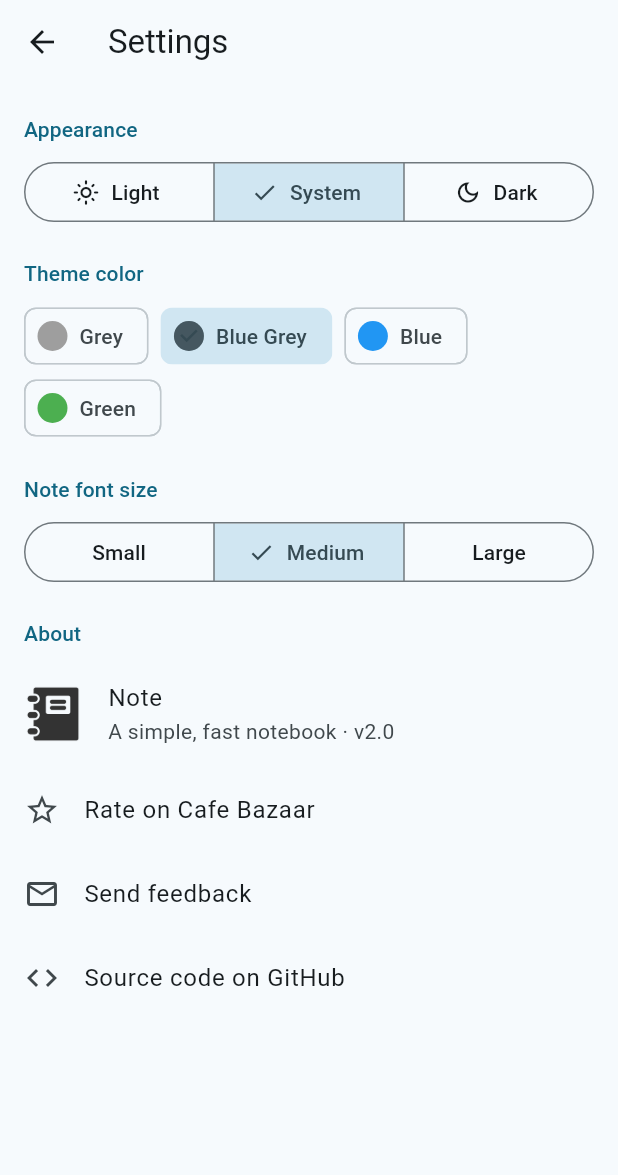
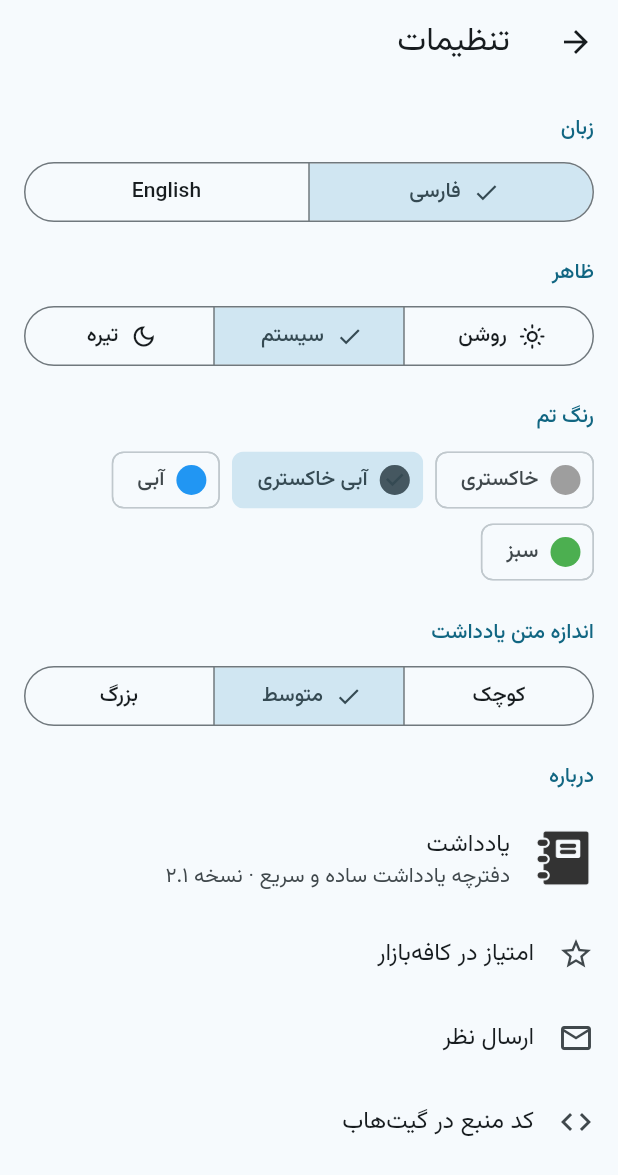
Before and after one commit to hadihmh/notpad-flutter, a Flutter app: the SettingsPage screen opened directly, on a phone screen of 412 x 824 dp. Shown: the top 1175 px of the screen. Run offline on Flutter 3.47's test engine with Material 3 defaults, Android fonts, the phone set to English and light mode, and no system bars; our stand-ins replace shared_preferences, sqflite; accounts and stored records are empty.

Commit message:
v2.1: Persian UI with Vazirmatn font and Jalali dates
- tr() string table with full Persian translation; Persian is the default, English selectable in Settings
- Material widgets localized (fa/en), RTL layout, Persian digits
- Jalali dates in the edited label; DST-safe day difference
- Empty fields follow the UI direction instead of forcing LTR
- Tests for Jalali conversion, Persian labels and translation coverage

Co-Authored-By: Claude Opus 5.5 <noreply@anthropic.com>

```diff
--- a/lib/data/settings.dart
+++ b/lib/data/settings.dart
@@ -13,7 +13,9 @@ class AppSettings extends ChangeNotifier {
   int fontIndex = 1;
   ThemeMode themeMode = ThemeMode.system;
   bool gridView = true;
+  String lang = 'fa';
 
+  bool get isFa => lang == 'fa';
   Color get seed => themeSeeds[themeIndex];
   double get fontSize => fontSizes[fontIndex];
 
@@ -24,7 +26,10 @@ class AppSettings extends ChangeNotifier {
     themeMode = ThemeMode.values.firstWhere((m) => m.name == p.getString('theme_mode'),
         orElse: () => ThemeMode.system);
     gridView = p.getBool('grid_view') ?? true;
+    lang = p.getString('lang') == 'en' ? 'en' : 'fa';
   }
+
+  void setLang(String l) => _set(() => lang = l, () => _prefs?.setString('lang', l));
 
   void setTheme(int i) => _set(() => themeIndex = i, () => _prefs?.setString('theme', 't${i + 1}'));
   void setFont(int i) => _set(() => fontIndex = i, () => _prefs?.setString('fontsize', 'f${i + 1}'));
--- /dev/null
+++ b/lib/l10n.dart
@@ -0,0 +1,101 @@
+import 'data/settings.dart';
+
+/// Translates an English UI string; English is the key, so a missing entry falls back to English.
+String tr(String en, [Map<String, Object> args = const {}]) {
+  var s = settings.isFa ? (fa[en] ?? en) : en;
+  args.forEach((k, v) => s = s.replaceAll('{$k}', localDigits('$v')));
+  return s;
+}
+
+/// Persian digits in the Persian UI.
+String localDigits(String s) => settings.isFa
+    ? s.replaceAllMapped(RegExp('[0-9]'), (m) => '۰۱۲۳۴۵۶۷۸۹'[int.parse(m[0]!)])
+    : s;
+
+const fa = {
+  'Note': 'یادداشت',
+  'Notes': 'یادداشت‌ها',
+  'Archive': 'بایگانی',
+  'Unarchive': 'خروج از بایگانی',
+  'Trash': 'سطل زباله',
+  'Settings': 'تنظیمات',
+  'Search your notes': 'جستجو در یادداشت‌ها',
+  'List view': 'نمای فهرستی',
+  'Grid view': 'نمای شبکه‌ای',
+  'Empty trash': 'خالی کردن سطل زباله',
+  'New note': 'یادداشت جدید',
+  'Note archived': 'یادداشت بایگانی شد',
+  'Note unarchived': 'یادداشت از بایگانی خارج شد',
+  'Note moved to trash': 'یادداشت به سطل زباله رفت',
+  'Note restored': 'یادداشت بازگردانده شد',
+  'Undo': 'واگرد',
+  'Delete this note forever?': 'این یادداشت برای همیشه حذف شود؟',
+  'Delete all {n} notes in trash forever?': 'هر {n} یادداشت سطل زباله برای همیشه حذف شوند؟',
+  'Cancel': 'انصراف',
+  'Delete': 'حذف',
+  'Restore': 'بازگردانی',
+  'Delete forever': 'حذف همیشگی',
+  'Share': 'اشتراک‌گذاری',
+  'Copy': 'کپی',
+  'Move to trash': 'انتقال به سطل زباله',
+  'Copied to clipboard': 'کپی شد',
+  'No matching notes': 'یادداشتی پیدا نشد',
+  'Notes you add appear here': 'یادداشت‌هایتان اینجا نمایش داده می‌شوند',
+  'Archived notes appear here': 'یادداشت‌های بایگانی‌شده اینجا هستند',
+  'Trash is empty': 'سطل زباله خالی است',
+  'Color': 'رنگ',
+  'Default color': 'رنگ پیش‌فرض',
+  'Undo changes': 'لغو تغییرات',
+  'Title': 'عنوان',
+  'Appearance': 'ظاهر',
+  'Light': 'روشن',
+  'System': 'سیستم',
+  'Dark': 'تیره',
+  'Theme color': 'رنگ تم',
+  'Grey': 'خاکستری',
+  'Blue Grey': 'آبی خاکستری',
+  'Blue': 'آبی',
+  'Green': 'سبز',
+  'Note font size': 'اندازه متن یادداشت',
+  'Small': 'کوچک',
+  'Medium': 'متوسط',
+  'Large': 'بزرگ',
+  'Language': 'زبان',
+  'About': 'درباره',
+  'A simple, fast notebook · v{v}': 'دفترچه یادداشت ساده و سریع · نسخه {v}',
+  'Rate on Cafe Bazaar': 'امتیاز در کافه‌بازار',
+  'Send feedback': 'ارسال نظر',
+  'Source code on GitHub': 'کد منبع در گیت‌هاب',
+  'Edited {time}': 'ویرایش: {time}',
+  'Edited yesterday, {time}': 'ویرایش: دیروز، {time}',
+  'Edited {date}': 'ویرایش: {date}',
+};
+
+const _jalaliMonths = [
+  'فروردین', 'اردیبهشت', 'خرداد', 'تیر', 'مرداد', 'شهریور', //
+  'مهر', 'آبان', 'آذر', 'دی', 'بهمن', 'اسفند',
+];
+
+/// Gregorian → Jalali (Solar Hijri) date as (year, month, day).
+(int, int, int) toJalali(DateTime d) {
+  const gdm = [0, 31, 59, 90, 120, 151, 181, 212, 243, 273, 304, 334];
+  final gy2 = d.month > 2 ? d.year + 1 : d.year;
+  var days = 355666 + 365 * d.year + (gy2 + 3) ~/ 4 - (gy2 + 99) ~/ 100 + (gy2 + 399) ~/ 400 + d.day + gdm[d.month - 1];
+  var jy = -1595 + 33 * (days ~/ 12053);
+  days %= 12053;
+  jy += 4 * (days ~/ 1461);
+  days %= 1461;
+  if (days > 365) {
+    jy += (days - 1) ~/ 365;
+    days = (days - 1) % 365;
+  }
+  return days < 186
+      ? (jy, 1 + days ~/ 31, 1 + days % 31)
+      : (jy, 7 + (days - 186) ~/ 30, 1 + (days - 186) % 30);
+}
+
+/// "3 Azar" or "3 Azar 1404" in Persian.
+String jalaliLabel(DateTime d, {required bool withYear}) {
+  final (y, m, day) = toJalali(d);
+  return localDigits(withYear ? '$day ${_jalaliMonths[m - 1]} $y' : '$day ${_jalaliMonths[m - 1]}');
+}
--- a/lib/main.dart
+++ b/lib/main.dart
@@ -1,4 +1,5 @@
 import 'package:flutter/material.dart';
+import 'package:flutter_localizations/flutter_localizations.dart';
 
 import 'data/settings.dart';
 import 'pages/home_page.dart';
@@ -19,9 +20,12 @@ class NoteApp extends StatelessWidget {
       builder: (context, _) => MaterialApp(
         debugShowCheckedModeBanner: false,
         title: 'Note',
+        locale: Locale(settings.lang),
+        supportedLocales: const [Locale('fa'), Locale('en')],
+        localizationsDelegates: GlobalMaterialLocalizations.delegates,
         themeMode: settings.themeMode,
-        theme: ThemeData(colorSchemeSeed: settings.seed, brightness: Brightness.light),
-        darkTheme: ThemeData(colorSchemeSeed: settings.seed, brightness: Brightness.dark),
+        theme: ThemeData(colorSchemeSeed: settings.seed, brightness: Brightness.light, fontFamily: 'Vazirmatn'),
+        darkTheme: ThemeData(colorSchemeSeed: settings.seed, brightness: Brightness.dark, fontFamily: 'Vazirmatn'),
         home: const HomePage(),
       ),
     );
--- a/lib/pages/note_page.dart
+++ b/lib/pages/note_page.dart
@@ -5,6 +5,7 @@ import 'package:flutter/material.dart';
 import '../data/note.dart';
 import '../data/notes_db.dart';
 import '../data/settings.dart';
+import '../l10n.dart';
 import '../utils.dart';
 
 class NotePage extends StatefulWidget {
@@ -104,7 +105,7 @@ class _NotePageState extends State<NotePage> with WidgetsBindingObserver {
               Semantics(
                 button: true,
                 selected: color == _note.color,
-                label: color == Note.white ? 'Default color' : 'Color',
+                label: color == Note.white ? tr('Default color') : tr('Color'),
                 child: InkWell(
                   customBorder: const CircleBorder(),
                   onTap: () {
@@ -145,9 +146,9 @@ class _NotePageState extends State<NotePage> with WidgetsBindingObserver {
           backgroundColor: bg,
           foregroundColor: fg,
           actions: [
-            IconButton(tooltip: 'Color', icon: const Icon(Icons.palette_outlined), onPressed: _pickColor),
+            IconButton(tooltip: tr('Color'), icon: const Icon(Icons.palette_outlined), onPressed: _pickColor),
             IconButton(
-              tooltip: _note.archived ? 'Unarchive' : 'Archive',
+              tooltip: _note.archived ? tr('Unarchive') : tr('Archive'),
               icon: Icon(_note.archived ? Icons.unarchive_outlined : Icons.archive_outlined),
               onPressed: _toggleArchive,
             ),
@@ -156,16 +157,16 @@ class _NotePageState extends State<NotePage> with WidgetsBindingObserver {
               itemBuilder: (_) => [
                 PopupMenuItem(
                     value: () => shareText(context, [_title.text, _content.text].join('\n\n').trim()),
-                    child: const ListTile(leading: Icon(Icons.share_outlined), title: Text('Share'))),
+                    child: ListTile(leading: const Icon(Icons.share_outlined), title: Text(tr('Share')))),
                 PopupMenuItem(
                     value: () => copyText(context, [_title.text, _content.text].join('\n\n').trim()),
-                    child: const ListTile(leading: Icon(Icons.copy_outlined), title: Text('Copy'))),
+                    child: ListTile(leading: const Icon(Icons.copy_outlined), title: Text(tr('Copy')))),
                 PopupMenuItem(
                     value: _undoChanges,
-                    child: const ListTile(leading: Icon(Icons.undo), title: Text('Undo changes'))),
+                    child: ListTile(leading: const Icon(Icons.undo), title: Text(tr('Undo changes')))),
                 PopupMenuItem(
                     value: _trash,
-                    child: const ListTile(leading: Icon(Icons.delete_outline), title: Text('Move to trash'))),
+                    child: ListTile(leading: const Icon(Icons.delete_outline), title: Text(tr('Move to trash')))),
               ],
             ),
           ],
@@ -180,7 +181,7 @@ class _NotePageState extends State<NotePage> with WidgetsBindingObserver {
                   textCapitalization: TextCapitalization.sentences,
                   style: text.headlineSmall?.copyWith(color: fg),
                   decoration: InputDecoration(
-                      hintText: 'Title', border: InputBorder.none, hintStyle: TextStyle(color: hint)),
+                      hintText: tr('Title'), border: InputBorder.none, hintStyle: TextStyle(color: hint)),
                   maxLines: null,
                 ),
                 TextField(
@@ -191,7 +192,7 @@ class _NotePageState extends State<NotePage> with WidgetsBindingObserver {
                   keyboardType: TextInputType.multiline,
                   style: TextStyle(fontSize: settings.fontSize, height: 1.5, color: fg),
                   decoration: InputDecoration(
-                      hintText: 'Note', border: InputBorder.none, hintStyle: TextStyle(color: hint)),
+                      hintText: tr('Note'), border: InputBorder.none, hintStyle: TextStyle(color: hint)),
                   maxLines: null,
                 ),
               ]),
--- a/lib/pages/settings_page.dart
+++ b/lib/pages/settings_page.dart
@@ -2,6 +2,7 @@ import 'package:flutter/material.dart';
 import 'package:url_launcher/url_launcher.dart';
 
 import '../data/settings.dart';
+import '../l10n.dart';
 
 class SettingsPage extends StatelessWidget {
   const SettingsPage({super.key});
@@ -17,22 +18,34 @@ class SettingsPage extends StatelessWidget {
     final header = Theme.of(context).textTheme.titleSmall?.copyWith(color: Theme.of(context).colorScheme.primary);
     Widget section(String title) => Padding(
           padding: const EdgeInsets.fromLTRB(16, 20, 16, 8),
-          child: Text(title, style: header),
+          child: Text(tr(title), style: header),
         );
 
     return Scaffold(
-      appBar: AppBar(title: const Text('Settings')),
+      appBar: AppBar(title: Text(tr('Settings'))),
       body: ListenableBuilder(
         listenable: settings,
         builder: (context, _) => ListView(children: [
+          section('Language'),
+          Padding(
+            padding: const EdgeInsets.symmetric(horizontal: 16),
+            child: SegmentedButton<String>(
+              segments: const [
+                ButtonSegment(value: 'fa', label: Text('فارسی')),
+                ButtonSegment(value: 'en', label: Text('English')),
+              ],
+              selected: {settings.lang},
+              onSelectionChanged: (s) => settings.setLang(s.first),
+            ),
+          ),
           section('Appearance'),
           Padding(
             padding: const EdgeInsets.symmetric(horizontal: 16),
             child: SegmentedButton<ThemeMode>(
-              segments: const [
-                ButtonSegment(value: ThemeMode.light, icon: Icon(Icons.light_mode_outlined), label: Text('Light')),
-                ButtonSegment(value: ThemeMode.system, icon: Icon(Icons.brightness_auto_outlined), label: Text('System')),
-                ButtonSegment(value: ThemeMode.dark, icon: Icon(Icons.dark_mode_outlined), label: Text('Dark')),
+              segments: [
+                ButtonSegment(value: ThemeMode.light, icon: Icon(Icons.light_mode_outlined), label: Text(tr('Light'))),
+                ButtonSegment(value: ThemeMode.system, icon: Icon(Icons.brightness_auto_outlined), label: Text(tr('System'))),
+                ButtonSegment(value: ThemeMode.dark, icon: Icon(Icons.dark_mode_outlined), label: Text(tr('Dark'))),
               ],
               selected: {settings.themeMode},
               onSelectionChanged: (s) => settings.setThemeMode(s.first),
@@ -45,7 +58,7 @@ class SettingsPage extends StatelessWidget {
               for (var i = 0; i < AppSettings.themeSeeds.length; i++)
                 ChoiceChip(
                   avatar: CircleAvatar(backgroundColor: AppSettings.themeSeeds[i]),
-                  label: Text(AppSettings.themeNames[i]),
+                  label: Text(tr(AppSettings.themeNames[i])),
                   selected: settings.themeIndex == i,
                   onSelected: (_) => settings.setTheme(i),
                 ),
@@ -57,7 +70,7 @@ class SettingsPage extends StatelessWidget {
             child: SegmentedButton<int>(
               segments: [
                 for (var i = 0; i < AppSettings.fontNames.length; i++)
-                  ButtonSegment(value: i, label: Text(AppSettings.fontNames[i])),
+                  ButtonSegment(value: i, label: Text(tr(AppSettings.fontNames[i]))),
               ],
               selected: {settings.fontIndex},
               onSelectionChanged: (s) => settings.setFont(s.first),
@@ -67,13 +80,13 @@ class SettingsPage extends StatelessWidget {
           ListTile(
             leading: ClipRRect(
                 borderRadius: BorderRadius.circular(8), child: Image.asset('Assets/logo-grey.png', width: 40)),
-            title: const Text('Note'),
-            subtitle: const Text('A simple, fast notebook · v2.0'),
+            title: Text(tr('Note')),
+            subtitle: Text(tr('A simple, fast notebook · v{v}', {'v': '2.1'})),
           ),
           for (final (icon, label, url) in _links)
             ListTile(
               leading: Icon(icon),
-              title: Text(label),
+              title: Text(tr(label)),
               onTap: () => launchUrl(Uri.parse(url), mode: LaunchMode.externalApplication),
             ),
         ]),
```
Also changed, not shown: Assets/fonts/OFL.txt (added, +93 -0 lines), lib/pages/home_page.dart (+17 -16 lines), lib/utils.dart (+23 -12 lines), pubspec.yaml (+13 -1 lines), Assets/fonts/Vazirmatn-Bold.ttf (added), Assets/fonts/Vazirmatn-Medium.ttf (added), Assets/fonts/Vazirmatn-Regular.ttf (added), Assets/fonts/Vazirmatn-SemiBold.ttf (added), pubspec.lock, 2 other files.
